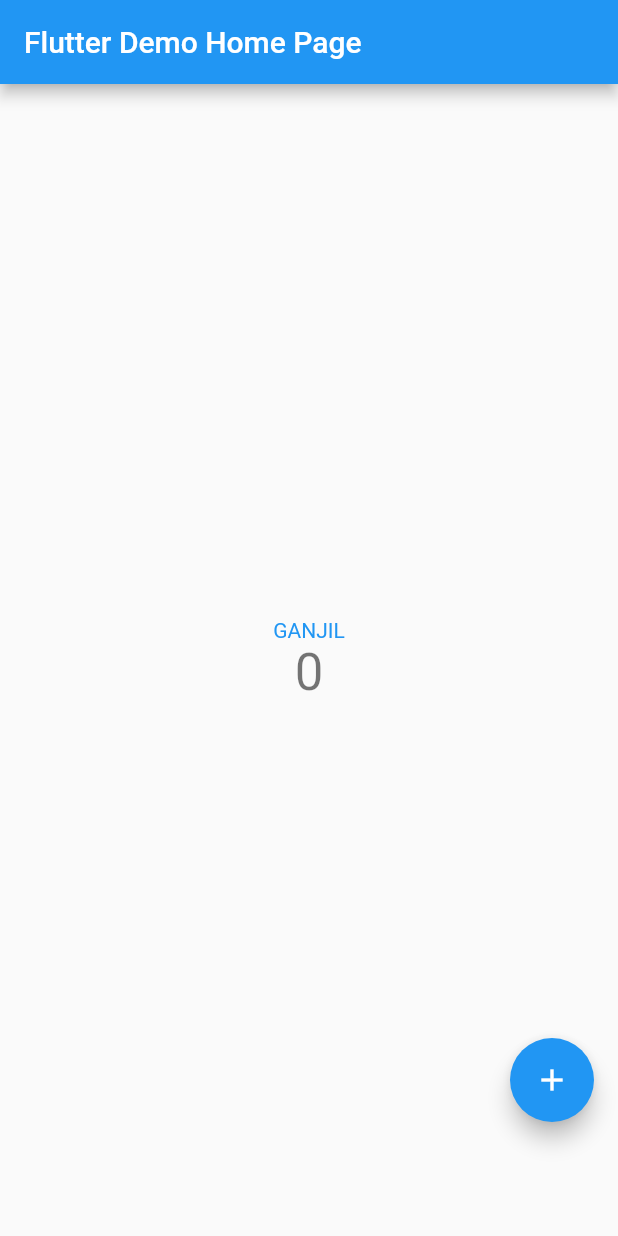
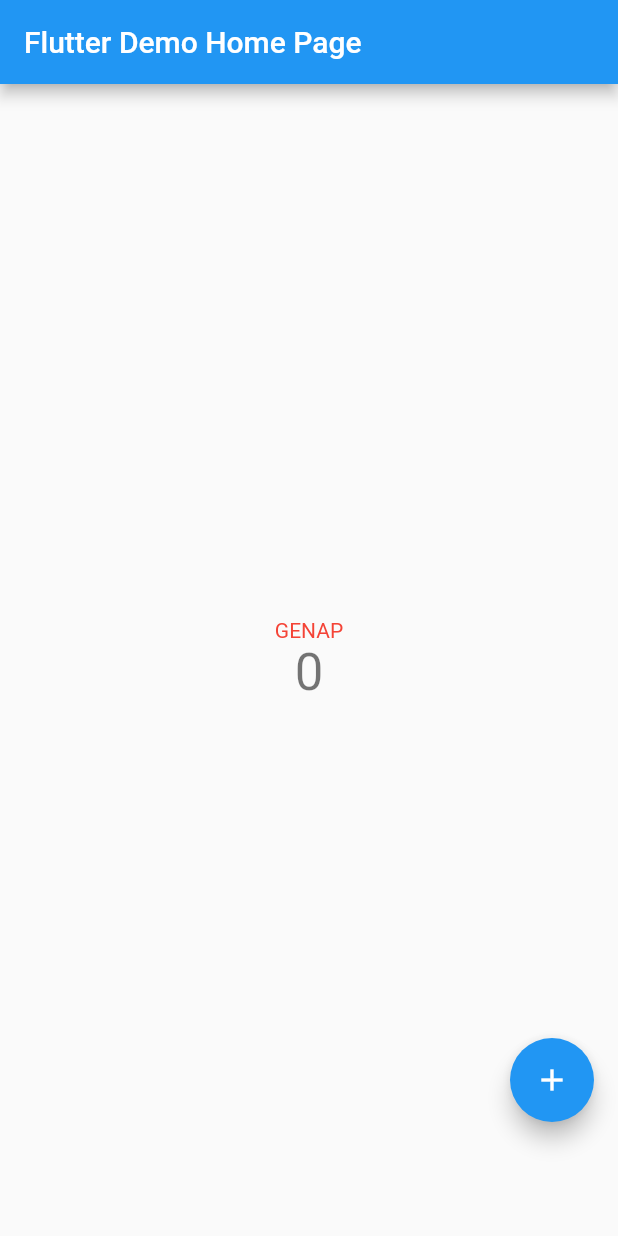
Before and after one commit to AlifioFathanHaryanto/pbp-flutter-lab, a Flutter app: the screen it shows after launch, on a phone screen of 412 x 824 dp. Run offline on Flutter 3.47's test engine with Material 2 defaults, Android fonts, the phone set to English and light mode, and no system bars.

Commit message:
Perubahan tugas 7 Alifio

```diff
--- a/counter_7/lib/main.dart
+++ b/counter_7/lib/main.dart
@@ -49,7 +49,6 @@ class MyHomePage extends StatefulWidget {
 }
 
 class _MyHomePageState extends State<MyHomePage> {
-  String temp = "GANJIL";
   int _counter = 0;
 
   void _decrementCounter() {
@@ -60,11 +59,6 @@ class _MyHomePageState extends State<MyHomePage> {
       // _counter without calling setState(), then the build method would not be
       // called again, and so nothing would appear to happen.
       _counter--;
-      if (_counter % 2 != 0) {
-        temp = "GANJIL";
-      } else {
-        temp = 'GENAP';
-      }
     });
   }
 
@@ -76,11 +70,6 @@ class _MyHomePageState extends State<MyHomePage> {
       // _counter without calling setState(), then the build method would not be
       // called again, and so nothing would appear to happen.
       _counter++;
-      if (_counter % 2 != 0) {
-        temp = "GANJIL";
-      } else {
-        temp = 'GENAP';
-      }
     });
   }
 
@@ -118,10 +107,11 @@ class _MyHomePageState extends State<MyHomePage> {
           // horizontal).
           mainAxisAlignment: MainAxisAlignment.center,
           children: <Widget>[
-            Text(
-              temp,
-              style: (temp == "GANJIL") ? TextStyle(color: Colors.blue) : TextStyle(color: Colors.red),
-            ),
+            if (_counter % 2 != 0) ...[
+              const Text('GANJIL', style: TextStyle(color: Colors.blue)),
+            ] else ...[
+              const Text('GENAP', style: TextStyle(color: Colors.red)),
+            ],
             Text(
               '$_counter',
               style: Theme.of(context).textTheme.headline4,
```
Also changed, not shown: 1 other file.
